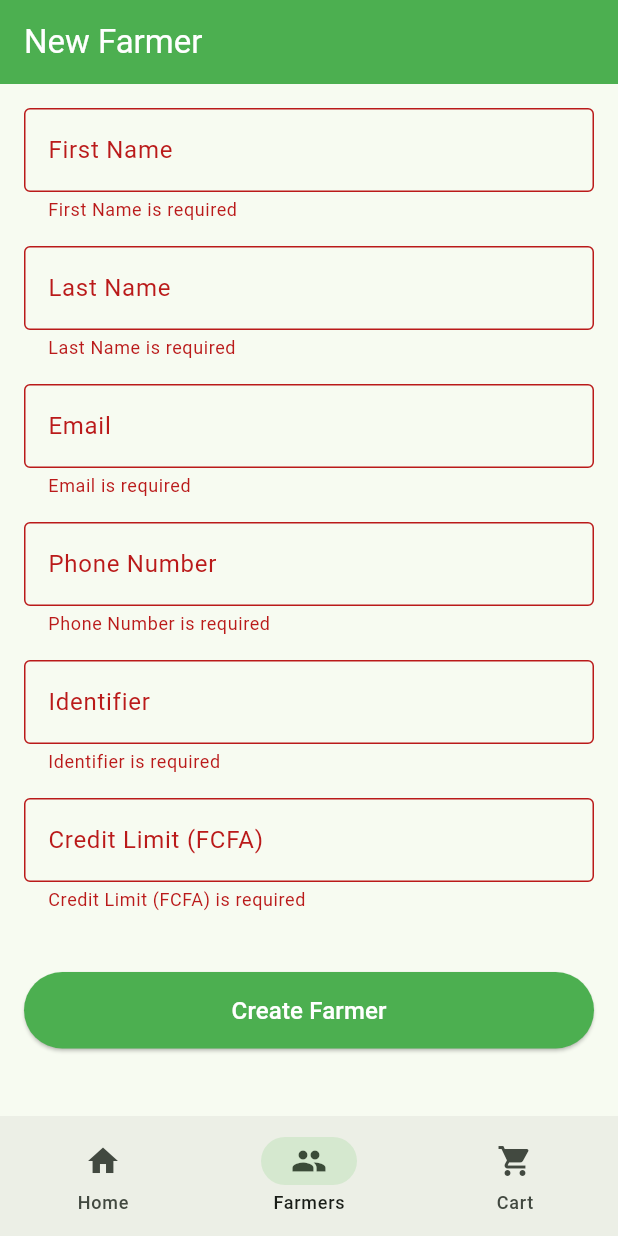
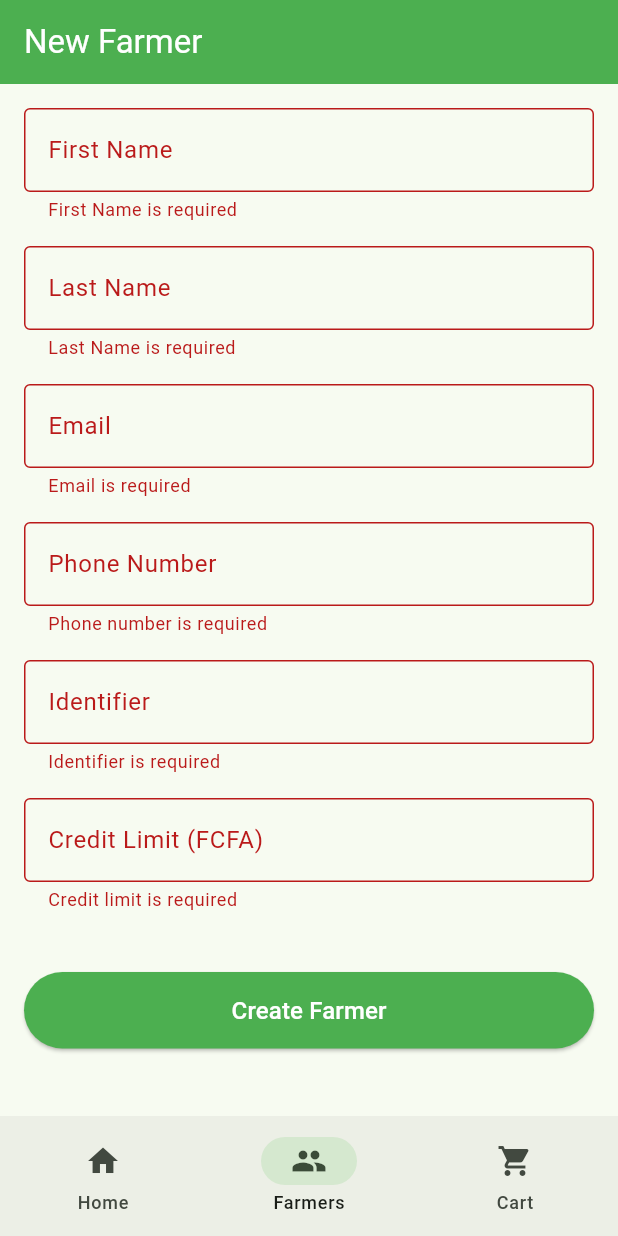
Before and after one commit to mroueliine-lab/farmers_market_frontend, a Flutter app: the CreateFarmerScreen screen opened by its route, after a tap on "Create Farmer", on a phone screen of 412 x 824 dp. Run offline on Flutter 3.47's test engine with Material 3 defaults, Android fonts, the phone set to English and light mode, and no system bars; our stand-ins replace dio, flutter_riverpod, flutter_secure_storage, go_router; accounts and stored records are empty; statements that could not run were skipped.

Commit message:
fix: SUG6, SUG7

```diff
--- a/lib/features/farmers/presentation/create_farmer_screen.dart
+++ b/lib/features/farmers/presentation/create_farmer_screen.dart
@@ -20,6 +20,9 @@ class _CreateFarmerScreenState extends ConsumerState<CreateFarmerScreen> {
   final _identifierController = TextEditingController();
   final _creditLimitController = TextEditingController();
   bool _loading = false;
+
+  static final _emailRegex = RegExp(r'^[\w.+-]+@[\w-]+\.[a-zA-Z]{2,}$');
+  static final _phoneRegex = RegExp(r'^\+?[0-9]{8,15}$');
 
   @override
   void dispose() {
@@ -52,6 +55,31 @@ class _CreateFarmerScreenState extends ConsumerState<CreateFarmerScreen> {
     }
   }
 
+  String? _validateRequired(String? v, String label) {
+    if (v == null || v.trim().isEmpty) return '$label is required';
+    return null;
+  }
+
+  String? _validateEmail(String? v) {
+    if (v == null || v.trim().isEmpty) return 'Email is required';
+    if (!_emailRegex.hasMatch(v.trim())) return 'Enter a valid email address';
+    return null;
+  }
+
+  String? _validatePhone(String? v) {
+    if (v == null || v.trim().isEmpty) return 'Phone number is required';
+    if (!_phoneRegex.hasMatch(v.trim())) return 'Enter a valid phone number (8-15 digits)';
+    return null;
+  }
+
+  String? _validateCreditLimit(String? v) {
+    if (v == null || v.trim().isEmpty) return 'Credit limit is required';
+    final amount = double.tryParse(v.trim());
+    if (amount == null) return 'Enter a valid number';
+    if (amount <= 0) return 'Credit limit must be greater than 0';
+    return null;
+  }
+
   @override
   Widget build(BuildContext context) {
     return Scaffold(
@@ -66,13 +94,21 @@ class _CreateFarmerScreenState extends ConsumerState<CreateFarmerScreen> {
           key: _formKey,
           child: Column(
             children: [
-              _field(_firstnameController, 'First Name'),
-              _field(_lastnameController, 'Last Name'),
-              _field(_emailController, 'Email', keyboardType: TextInputType.emailAddress),
-              _field(_phoneController, 'Phone Number', keyboardType: TextInputType.phone),
-              _field(_identifierController, 'Identifier'),
+              _field(_firstnameController, 'First Name',
+                  validator: (v) => _validateRequired(v, 'First Name')),
+              _field(_lastnameController, 'Last Name',
+                  validator: (v) => _validateRequired(v, 'Last Name')),
+              _field(_emailController, 'Email',
+                  keyboardType: TextInputType.emailAddress,
+                  validator: _validateEmail),
+              _field(_phoneController, 'Phone Number',
+                  keyboardType: TextInputType.phone,
+                  validator: _validatePhone),
+              _field(_identifierController, 'Identifier',
+                  validator: (v) => _validateRequired(v, 'Identifier')),
               _field(_creditLimitController, 'Credit Limit (FCFA)',
-                  keyboardType: TextInputType.number),
+                  keyboardType: TextInputType.number,
+                  validator: _validateCreditLimit),
               const SizedBox(height: 24),
               SizedBox(
                 width: double.infinity,
@@ -95,8 +131,12 @@ class _CreateFarmerScreenState extends ConsumerState<CreateFarmerScreen> {
     );
   }
 
-  Widget _field(TextEditingController controller, String label,
-      {TextInputType? keyboardType}) {
+  Widget _field(
+    TextEditingController controller,
+    String label, {
+    TextInputType? keyboardType,
+    String? Function(String?)? validator,
+  }) {
     return Padding(
       padding: const EdgeInsets.only(bottom: 16),
       child: TextFormField(
@@ -106,7 +146,7 @@ class _CreateFarmerScreenState extends ConsumerState<CreateFarmerScreen> {
           labelText: label,
           border: const OutlineInputBorder(),
         ),
-        validator: (v) => v == null || v.isEmpty ? '$label is required' : null,
+        validator: validator,
       ),
     );
   }
--- a/lib/features/products/presentation/product_list_screen.dart
+++ /dev/null
@@ -1,26 +0,0 @@
-import 'package:flutter/material.dart';
-import 'package:flutter_riverpod/flutter_riverpod.dart';
-import '../providers/product_provider.dart';
-import 'widgets/product_browser_widget.dart';
-
-class ProductListScreen extends ConsumerWidget {
-  const ProductListScreen({super.key});
-
-  @override
-  Widget build(BuildContext context, WidgetRef ref) {
-    final categoriesAsync = ref.watch(categoriesProvider);
-
-    return categoriesAsync.when(
-      loading: () => const Center(child: CircularProgressIndicator()),
-      error: (e, _) => Center(child: Text('Error: $e')),
-      data: (categories) => ProductBrowserWidget(
-        categories: categories,
-        onProductTap: (product) {
-          ScaffoldMessenger.of(context).showSnackBar(
-            SnackBar(content: Text('${product.name} — ${product.priceFcfa.toStringAsFixed(0)} FCFA')),
-          );
-        },
-      ),
-    );
-  }
-}
```
